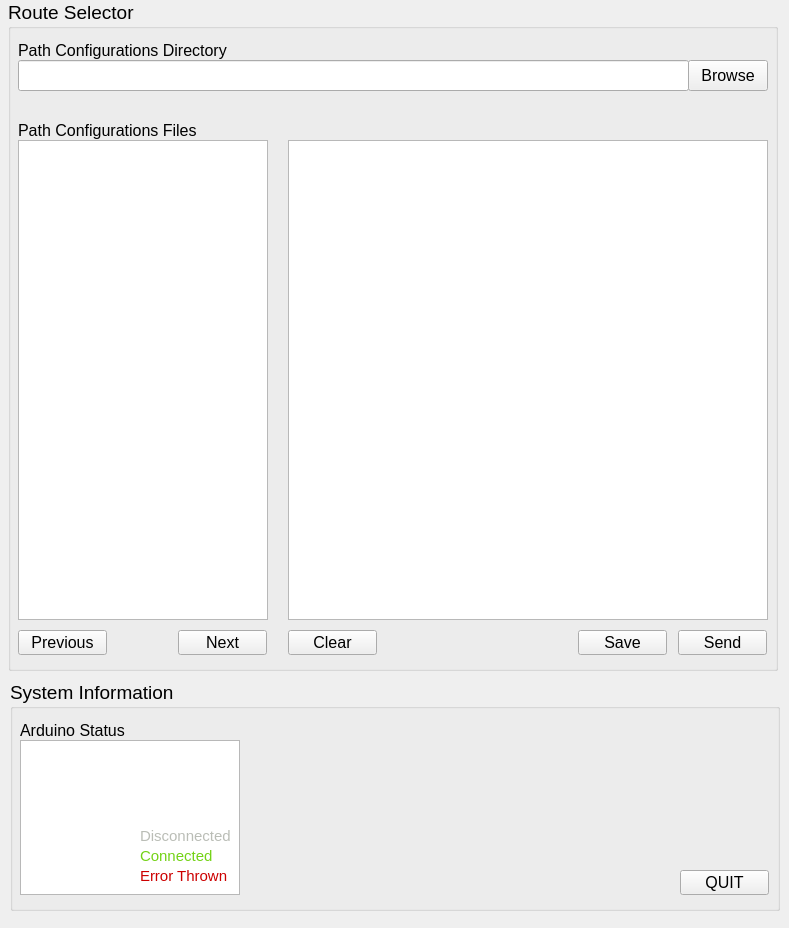
The window that src/omniroute_operation/src/three_by_three_interface/interface.ui (NC4Lab/omniroute_ubuntu_ws) describes before a commit, drawn with Qt 5.
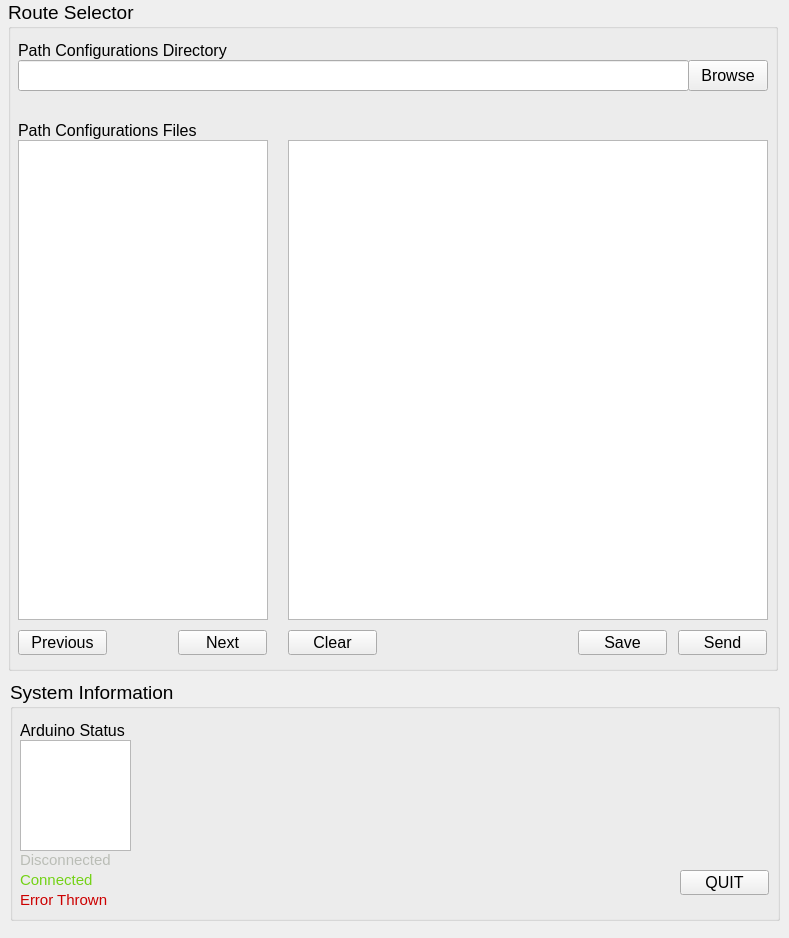
The same window after the commit.

Commit message: working on showing errors in UI

The edit to the form file:
```diff
--- a/src/omniroute_operation/src/three_by_three_interface/interface.ui
+++ b/src/omniroute_operation/src/three_by_three_interface/interface.ui
@@ -10,7 +10,7 @@
     <x>0</x>
     <y>0</y>
     <width>789</width>
-    <height>928</height>
+    <height>938</height>
    </rect>
   </property>
   <property name="windowTitle">
@@ -224,7 +224,7 @@
      <x>10</x>
      <y>680</y>
      <width>770</width>
-     <height>231</height>
+     <height>241</height>
     </rect>
    </property>
    <property name="font">
@@ -240,13 +240,13 @@
      <rect>
       <x>10</x>
       <y>60</y>
-      <width>220</width>
-      <height>155</height>
+      <width>111</width>
+      <height>111</height>
      </rect>
     </property>
     <property name="font">
      <font>
-      <pointsize>12</pointsize>
+      <pointsize>13</pointsize>
      </font>
     </property>
    </widget>
@@ -271,8 +271,8 @@
    <widget class="QLabel" name="ardLabel_1">
     <property name="geometry">
      <rect>
-      <x>130</x>
-      <y>146</y>
+      <x>10</x>
+      <y>170</y>
       <width>101</width>
       <height>21</height>
      </rect>
@@ -289,8 +289,8 @@
    <widget class="QLabel" name="ardLabel_2">
     <property name="geometry">
      <rect>
-      <x>130</x>
-      <y>166</y>
+      <x>10</x>
+      <y>190</y>
       <width>101</width>
       <height>21</height>
      </rect>
@@ -307,8 +307,8 @@
    <widget class="QLabel" name="ardLabel_3">
     <property name="geometry">
      <rect>
-      <x>130</x>
-      <y>186</y>
+      <x>10</x>
+      <y>210</y>
       <width>101</width>
       <height>21</height>
      </rect>
```
The commit also changes 6 other files.
